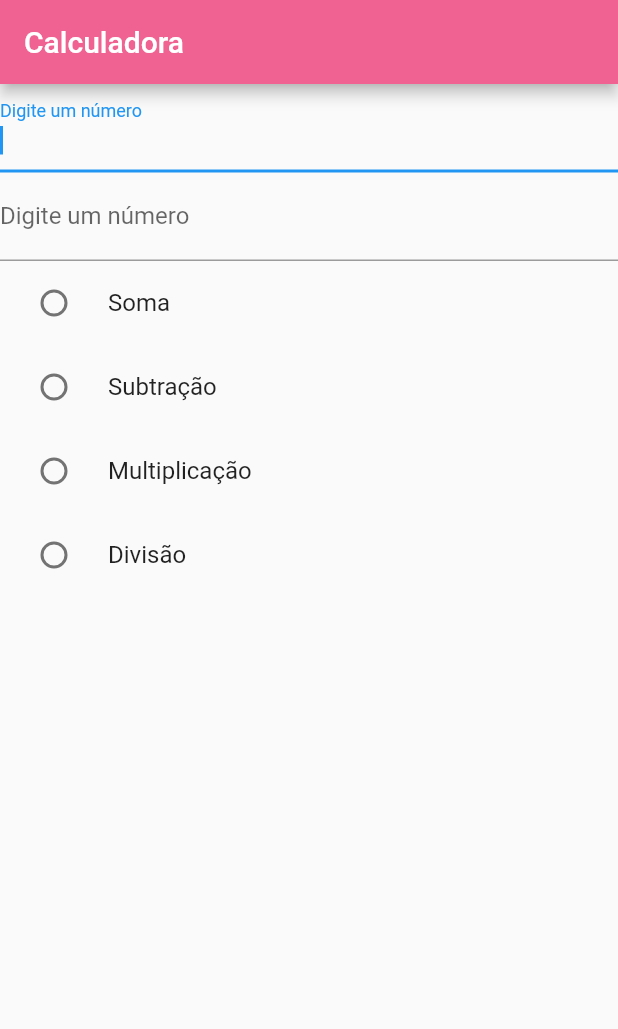
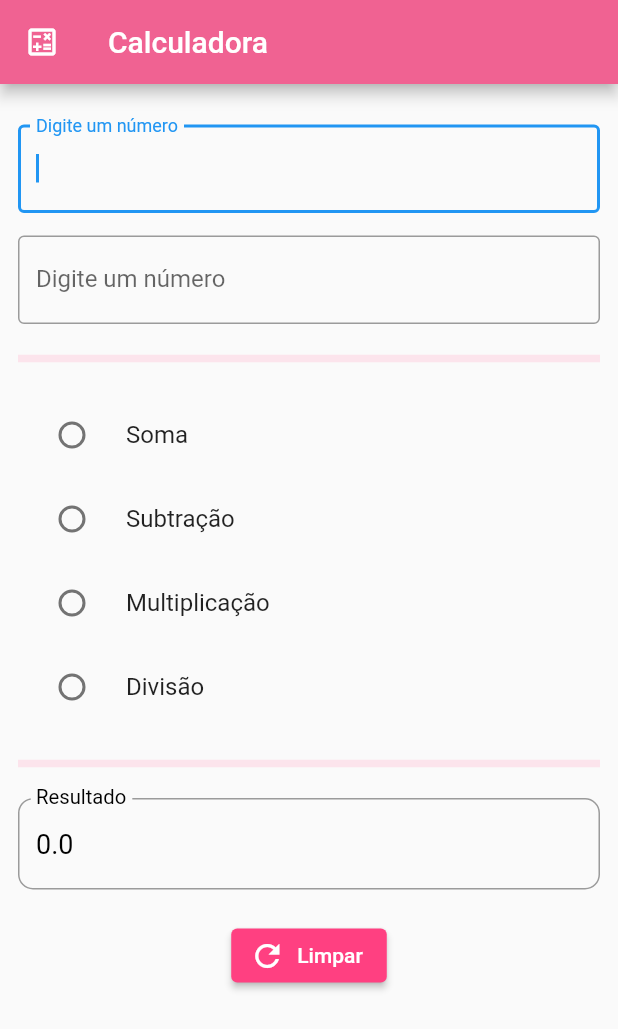
Before and after one commit to annasahu/Prova01, a Flutter app: the screen it shows after launch, after a tap on "Subtração", on a phone screen of 412 x 824 dp. Shown: the top 1029 px of the screen. Run offline on Flutter 3.47's test engine with Material 2 defaults, Android fonts, the phone set to English and light mode, and no system bars.

Commit message:
output + modifications in input + clear button

```diff
--- a/prova01/lib/main.dart
+++ b/prova01/lib/main.dart
@@ -15,108 +15,171 @@ class Tela extends StatefulWidget {
 }
 
 class _TelaState extends State<Tela> {
+  // CONTROLLERS PARA MANIPULAR O TEXTO
   final TextEditingController _controllerNum1 = TextEditingController();
   final TextEditingController _controllerNum2 = TextEditingController();
 
-  String option = " ";
-  double sum = 0.0;
-  double sub = 0.0;
-  double mul = 0.0;
-  double div = 0.0;
+  // VARIAVEIS
+  String _option = " ";
+  double result = 0.0;
 
   @override
   Widget build(BuildContext context) {
     return Scaffold(
       appBar: AppBar(
+        backgroundColor: Colors.pink.shade300,
         title: const Text("Calculadora"),
-        backgroundColor: Colors.pink.shade300,
+        leading: IconButton(
+            onPressed: () {},
+            icon: Icon(Icons.calculate_outlined, color: Colors.white)),
       ),
-      body: Column(
+
+      body: Container(
+        //ALINHAMENTO DOS WIDGETS
+        alignment: Alignment.center,
+        padding: const EdgeInsets.all(12.0),
+
+        child: Column(
           children: <Widget>[
+
+            SizedBox(height: 15),
+
             // ENTRADAS DE DADOS
             TextField(
               controller: _controllerNum1,
               autofocus: true,
               decoration: const InputDecoration(
                 labelText: "Digite um número",
-              border: UnderlineInputBorder(),
+                border: OutlineInputBorder(),
               ),
-            keyboardType: TextInputType.number,
+              keyboardType: TextInputType.numberWithOptions(decimal: true),
               inputFormatters: <TextInputFormatter>[
-              FilteringTextInputFormatter.digitsOnly
+                FilteringTextInputFormatter.allow(RegExp(r'^\d+\.?\d{0,10}'))
               ],
             ),
+
+            SizedBox(height: 15),
 
             TextField(
               controller: _controllerNum2,
               autofocus: true,
               decoration: const InputDecoration(
                 labelText: "Digite um número",
-              border: UnderlineInputBorder(),
+                border: OutlineInputBorder(),
               ),
-            keyboardType: TextInputType.number,
+              keyboardType: TextInputType.numberWithOptions(decimal: true),
               inputFormatters: <TextInputFormatter>[
-              FilteringTextInputFormatter.digitsOnly
+                FilteringTextInputFormatter.allow(RegExp(r'^\d+\.?\d{0,10}'))
               ],
             ),
+
+            SizedBox(height: 15),
+
+            Divider(thickness: 5, color: Colors.pink[50]),
+
+            SizedBox(height: 15),
 
             // RADIO BUTTONS
             RadioListTile(
               title: const Text("Soma"),
+              activeColor: Colors.pink[600],
               value: "soma",
-            groupValue: option,
+              groupValue: _option,
               onChanged: (String? value) {
                 setState(() {
-                option = value!;
-                sum = double.parse(_controllerNum1.text) +
+                  _option = value!;
+                  result = double.parse(_controllerNum1.text) +
                       double.parse(_controllerNum2.text);
-                print(sum);
-              });
-            },
-          ),
-          RadioListTile(
-            title: const Text("Subtração"),
-            value: "subtracao",
-            groupValue: option,
-            onChanged: (String? value) {
-              setState(() {
-                option = value!;
-                sub = double.parse(_controllerNum1.text) -
-                    double.parse(_controllerNum2.text);
-                print(sub);
-              });
-            },
-          ),
-          RadioListTile(
-            title: const Text("Multiplicação"),
-            value: "multiplicacao",
-            groupValue: option,
-            onChanged: (String? value) {
-              setState(() {
-                option = value!;
-                mul = double.parse(_controllerNum1.text) *
-                    double.parse(_controllerNum2.text);
-                print(mul);
-              });
-            },
-          ),
-          RadioListTile(
-            title: const Text("Divisão"),
-            value: "divisao",
-            groupValue: option,
-            onChanged: (String? value) {
-              setState(() {
-                option = value!;
-                div = double.parse(_controllerNum1.text) /
-                    double.parse(_controllerNum2.text);
-                print(div);
+                  print(result);
                 });
               },
             ),
 
+            RadioListTile(
+              title: const Text("Subtração"),
+              activeColor: Colors.pink[600],
+              value: "subtracao",
+              groupValue: _option,
+              onChanged: (String? value) {
+                setState(() {
+                  _option = value!;
+                  result = double.parse(_controllerNum1.text) -
+                      double.parse(_controllerNum2.text);
+                  print(result);
+                });
+              },
+            ),
+
+            RadioListTile(
+              title: const Text("Multiplicação"),
+              activeColor: Colors.pink[600],
+              value: "multiplicacao",
+              groupValue: _option,
+              onChanged: (String? value) {
+                setState(() {
+                  _option = value!;
+                  result = double.parse(_controllerNum1.text) *
+                      double.parse(_controllerNum2.text);
+                  print(result);
+                });
+              },
+            ),
+
+            RadioListTile(
+              title: const Text("Divisão"),
+              activeColor: Colors.pink[600],
+              value: "divisao",
+              groupValue: _option,
+              onChanged: (String? value) {
+                setState(() {
+                  _option = value!;
+                  result = double.parse(_controllerNum1.text) /
+                      double.parse(_controllerNum2.text);
+                  print("$result");
+                });
+              },
+            ),
+
+            SizedBox(height: 15),
+
+            Divider(thickness: 5, color: Colors.pink[50]),
+
+            SizedBox(height: 15),
+
             //OUTPUT
+            Container(
+              child: InputDecorator(
+                decoration: InputDecoration(
+                  labelText: 'Resultado',
+                  labelStyle: TextStyle(
+                    color: Colors.black,
+                    fontSize: 18,
+                  ),
+                  border: OutlineInputBorder(
+                    borderRadius: BorderRadius.circular(10.0),
+                  ),
+                ),
+                child: Text('$result',
+                    style: TextStyle(fontSize: 18, color: Colors.black)),
+              ),
+            ),
 
+            SizedBox(height: 20),
+
+            //BOTÃO PARA LIMPAR CAMPOS
+            ElevatedButton.icon(
+              onPressed: () {
+                _controllerNum1.clear();
+                _controllerNum2.clear();
+              },
+              icon: Icon(Icons.refresh, color: Colors.white),
+              label: Text('Limpar'),
+              style: ElevatedButton.styleFrom(
+                primary: Colors.pinkAccent,
+              ),
+            ),
           ],
+        ),
       ),
     );
   }
```
Lines whose indentation alone changed are shown as unchanged.
